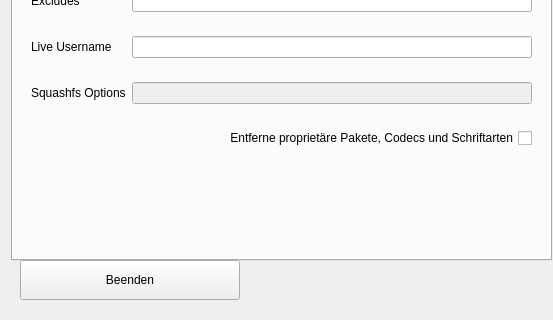
First picture: the form in main.ui, repository valueerrorx/life-builder, before the edit; both pictures show x 0 to 553 and y 241 to 561 of the 553 by 561 pixel window.
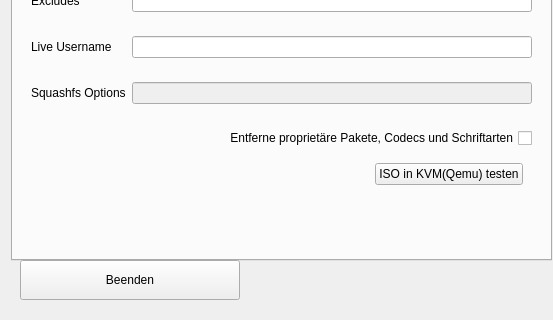
Second picture: the form after the edit. The open tabs and pages were chosen to show the change. Icons and pictures are not drawn.

```diff
--- a/main.ui
+++ b/main.ui
@@ -44,6 +44,9 @@
   <layout class="QVBoxLayout" name="verticalLayout_3">
    <item>
     <widget class="QTabWidget" name="tabWidget">
+     <property name="enabled">
+      <bool>true</bool>
+     </property>
      <property name="minimumSize">
       <size>
        <width>541</width>
@@ -700,6 +703,39 @@
             </property>
            </widget>
           </item>
+          <item>
+           <widget class="QWidget" name="widget_18" native="true">
+            <layout class="QHBoxLayout" name="horizontalLayout_15">
+             <item>
+              <spacer name="horizontalSpacer_6">
+               <property name="orientation">
+                <enum>Qt::Horizontal</enum>
+               </property>
+               <property name="sizeHint" stdset="0">
+                <size>
+                 <width>40</width>
+                 <height>20</height>
+                </size>
+               </property>
+              </spacer>
+             </item>
+             <item>
+              <widget class="QPushButton" name="testiso">
+               <property name="toolTip">
+                <string/>
+               </property>
+               <property name="text">
+                <string>ISO in KVM(Qemu) testen</string>
+               </property>
+               <property name="icon">
+                <iconset>
+                 <normaloff>pixmaps/appicon.png</normaloff>pixmaps/appicon.png</iconset>
+               </property>
+              </widget>
+             </item>
+            </layout>
+           </widget>
+          </item>
          </layout>
         </widget>
        </item>
```
Left out of the diff: 2 changed lines with no effect on the pictures.
